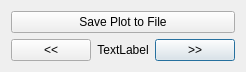
The window that graphicaloutputdialog.ui (miyamot0/ModelSelectorQt) describes before a commit, drawn with Qt 5.
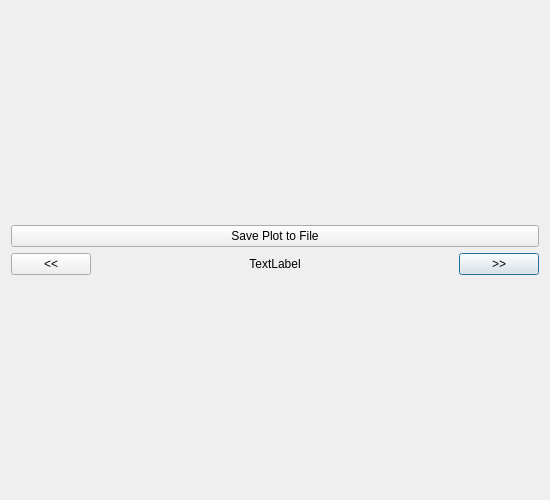
The same window after the commit.

```diff
--- a/graphicaloutputdialog.ui
+++ b/graphicaloutputdialog.ui
@@ -15,14 +15,14 @@
   </property>
   <layout class="QVBoxLayout" name="verticalLayout_2">
    <property name="sizeConstraint">
-    <enum>QLayout::SetFixedSize</enum>
+    <enum>QLayout::SetDefaultConstraint</enum>
    </property>
    <item>
     <layout class="QVBoxLayout" name="verticalLayout">
      <item>
       <layout class="QGridLayout" name="gridLayout_2">
        <property name="sizeConstraint">
-        <enum>QLayout::SetMaximumSize</enum>
+        <enum>QLayout::SetDefaultConstraint</enum>
        </property>
        <item row="1" column="2">
         <widget class="QPushButton" name="NextButton">
```
Left out of the diff: 3 changed lines with no effect on the pictures.
